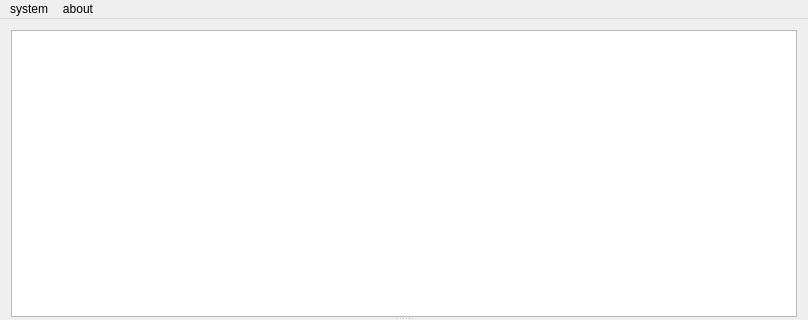
Qt form qtmd/ui/mainwindow.ui (ssh352/qtctp-1) before a commit; both pictures show x 0 to 808 and y 0 to 320 of the 808 by 619 pixel window.
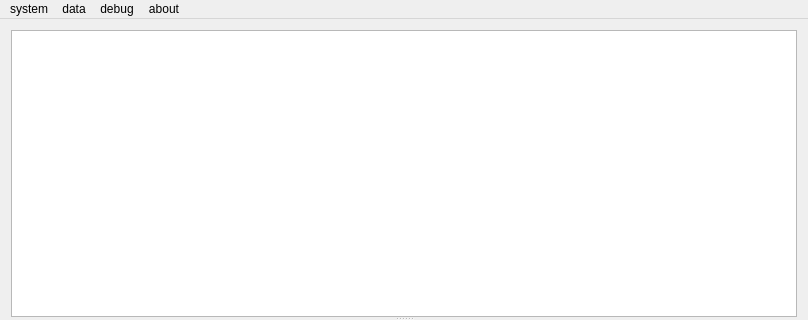
The same form after that commit.

What changed in the file:
```diff
--- a/qtmd/ui/mainwindow.ui
+++ b/qtmd/ui/mainwindow.ui
@@ -68,11 +68,24 @@
     </property>
     <addaction name="actionVersion"/>
     <addaction name="separator"/>
+   </widget>
+   <widget class="QMenu" name="menuData">
+    <property name="title">
+     <string>data</string>
+    </property>
+    <addaction name="actionHistory"/>
+   </widget>
+   <widget class="QMenu" name="menuDebug">
+    <property name="title">
+     <string>debug</string>
+    </property>
     <addaction name="actionInvalidParamCrash"/>
     <addaction name="actionPureCallCrash"/>
     <addaction name="actionDerefZeroCrash"/>
    </widget>
    <addaction name="menuSystem"/>
+   <addaction name="menuData"/>
+   <addaction name="menuDebug"/>
    <addaction name="menuAbout"/>
   </widget>
   <action name="actionConfig">
```
Left out of the diff: 5 changed lines with no effect on the pictures.
